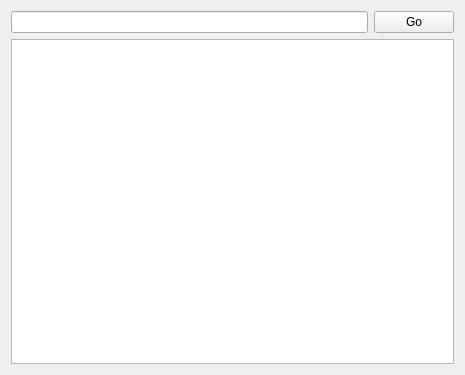
The window that src/Pane.ui (Riateche/ridual) describes before a commit, drawn with Qt 5.
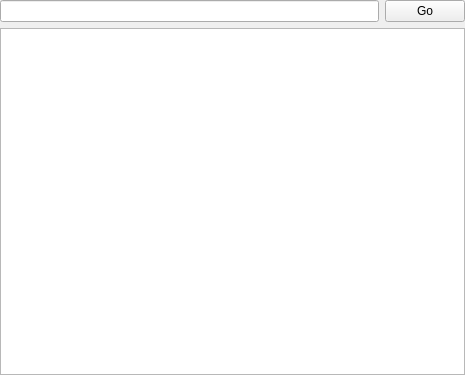
The same window after the commit.

What changed in the file:
```diff
--- a/src/Pane.ui
+++ b/src/Pane.ui
@@ -14,6 +14,9 @@
    <string/>
   </property>
   <layout class="QVBoxLayout" name="verticalLayout">
+   <property name="margin">
+    <number>0</number>
+   </property>
    <item>
     <layout class="QHBoxLayout" name="horizontalLayout">
      <item>
```
